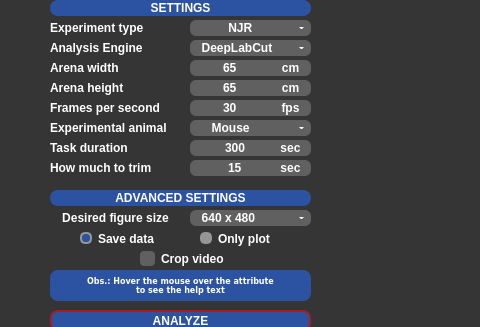
Qt form behavython_gui.ui (mrdrzit/behavython) before a commit; both pictures show x 0 to 480 and y 131 to 458 of the 1280 by 720 pixel window.
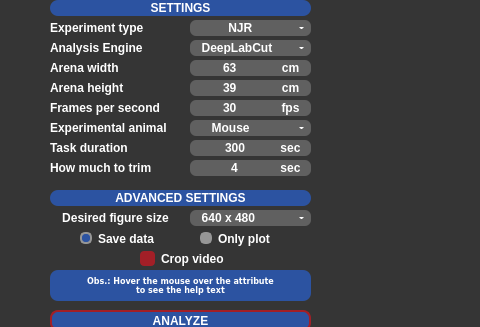
The same form after that commit. Icons and pictures are not drawn. Custom widgets are drawn as their Qt base class.

Commit message: Update GUI and enable/disable DLC functionality

```diff
--- a/behavython_gui.ui
+++ b/behavython_gui.ui
@@ -292,7 +292,7 @@
         <string notr="true">QLineEdit{border:#969696;background-color:#606060;border-bottom-left-radius:6px;border-top-left-radius:6px;color:#FFFFFF;font:7pt&quot;DejaVu Sans&quot;;font-weight:bold;}</string>
        </property>
        <property name="text">
-        <string notr="true">65</string>
+        <string notr="true">63</string>
        </property>
        <property name="alignment">
         <set>Qt::AlignCenter</set>
@@ -311,7 +311,7 @@
         <string notr="true">QLineEdit{border:#969696;background-color:#606060;border-bottom-left-radius:6px;border-top-left-radius:6px;color:#FFFFFF;font:7pt&quot;DejaVu Sans&quot;;font-weight:bold;}</string>
        </property>
        <property name="text">
-        <string notr="true">65</string>
+        <string notr="true">39</string>
        </property>
        <property name="alignment">
         <set>Qt::AlignCenter</set>
@@ -892,6 +892,9 @@
        <property name="text">
         <string>Crop video</string>
        </property>
+       <property name="checked">
+        <bool>true</bool>
+       </property>
       </widget>
       <widget class="QLineEdit" name="crop_video_time_lineedit">
        <property name="geometry">
@@ -906,7 +909,7 @@
         <string notr="true">QLineEdit{border:#969696;background-color:#606060;border-bottom-left-radius:6px;border-top-left-radius:6px;color:#FFFFFF;font:7pt&quot;DejaVu Sans&quot;;font-weight:bold;border-bottom-right-radius:6px;border-top-right-radius:6px}</string>
        </property>
        <property name="text">
-        <string notr="true">15</string>
+        <string notr="true">4</string>
        </property>
        <property name="alignment">
         <set>Qt::AlignCenter</set>
```
The commit also changes 1 other file.
